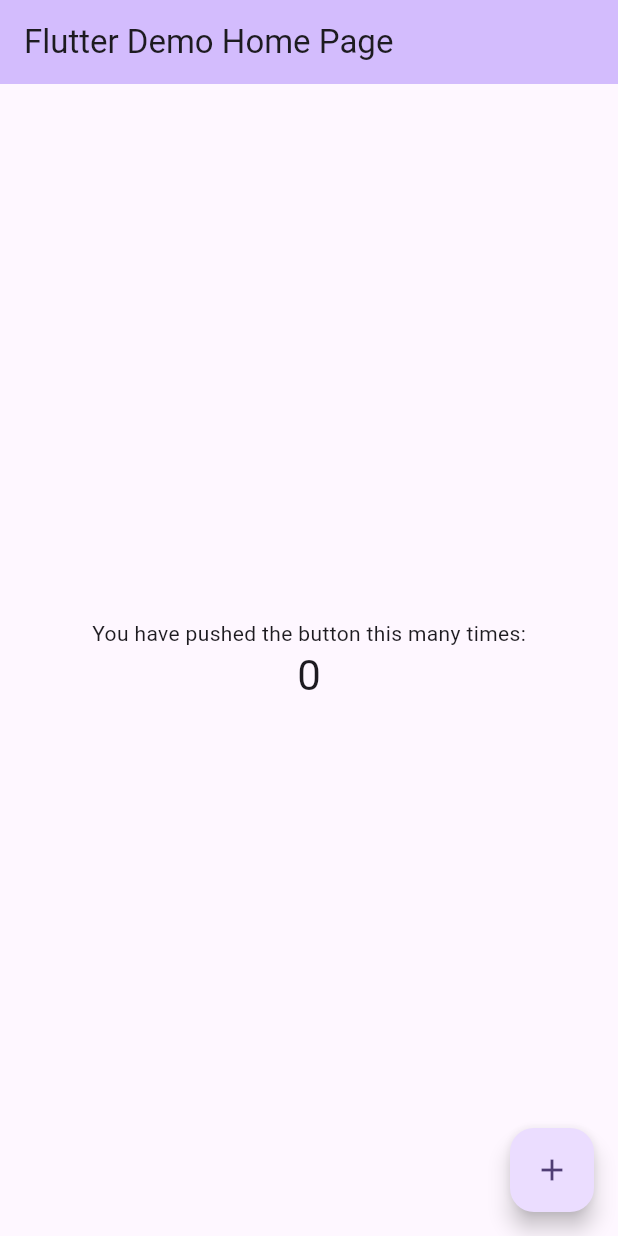
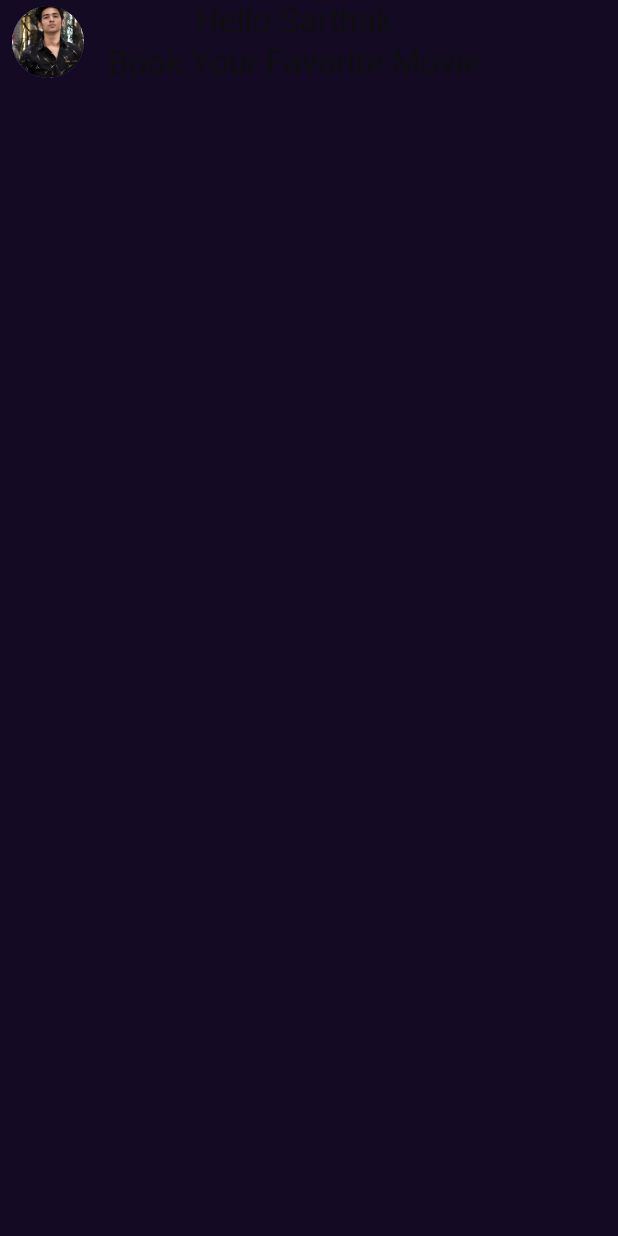
Before and after one commit to Sarthakpurii/PixelToFlutterChallenge, a Flutter app: the screen it shows after launch, on a phone screen of 412 x 824 dp. Run offline on Flutter 3.47's test engine with Material 3 defaults, Android fonts, the phone set to English and light mode, and no system bars.

Commit message:
created home screen | TBA

```diff
--- /dev/null
+++ b/lib/Ticket Booking App/screens/home-screen.dart
@@ -0,0 +1,24 @@
+import 'package:flutter/material.dart';
+
+class TicHomeScreen extends StatefulWidget {
+  const TicHomeScreen({super.key});
+
+  @override
+  State<TicHomeScreen> createState() => _TicHomeScreenState();
+}
+
+class _TicHomeScreenState extends State<TicHomeScreen> {
+  @override
+  Widget build(BuildContext context) {
+    return Scaffold(
+      appBar: AppBar(
+          leading: const Padding(
+            padding: EdgeInsets.only(left: 8.0),
+            child: CircleAvatar(backgroundImage: AssetImage('assets/TicketBooking/Pictures/user.jpg',),
+            ),
+          ),
+          title: const Column(children: [Text("Hello Sarthak"),Text("Book Your Favorite Movie")],),
+        ),
+    );
+  }
+}
--- a/lib/main.dart
+++ b/lib/main.dart
@@ -1,125 +1,44 @@
 import 'package:flutter/material.dart';
+import 'package:pixeltoflutter/Ticket%20Booking%20App/screens/home-screen.dart';
 
+
+final ThemeData ticketBookingTheme=ThemeData(
+        brightness: Brightness.dark,
+          primaryColor: const Color(0xFF140A23),
+          buttonTheme: const ButtonThemeData(
+            buttonColor: Color(0xFFE42666),
+            textTheme: ButtonTextTheme.primary,
+          ),
+          scaffoldBackgroundColor: const Color(0xFF140A23),
+          textTheme: const TextTheme().copyWith(
+            bodyMedium: const TextStyle(color: Colors.white),
+            bodySmall: const TextStyle(color: Colors.white),
+            bodyLarge: const TextStyle(color: Colors.white)
+          ),
+          // textTheme: const TextTheme(
+          //   displayLarge: TextStyle(color: Color(0xFFBE3144)),
+          //   bodyLarge: TextStyle(color: Color.fromARGB(255, 240, 95, 73)),
+          //   // bodyMedium: TextStyle(color: Color(0xFFF05941)),
+          //   bodyMedium: TextStyle(color: Color.fromARGB(255, 255, 255, 255)),
+          //   bodySmall: TextStyle(color: Color.fromARGB(255, 240, 95, 73)),
+
+          // ),
+          iconTheme: const IconThemeData(
+            color: Colors.white,
+            // color: Color(0xFFBE3144),
+          ),
+          appBarTheme:const AppBarTheme(
+            color: Color(0xFF140A23),
+            elevation: 0,
+            foregroundColor: Color(0xFF0F0F0F),
+          ),
+          floatingActionButtonTheme: const FloatingActionButtonThemeData(
+            backgroundColor: Color(0xFFE42666),
+          ),
+        );
 void main() {
-  runApp(const MyApp());
+  runApp(MaterialApp(
+    theme: ticketBookingTheme,
+    home: const TicHomeScreen(),
+  ));
 }
-
-class MyApp extends StatelessWidget {
-  const MyApp({super.key});
-
-  // This widget is the root of your application.
-  @override
-  Widget build(BuildContext context) {
-    return MaterialApp(
-      title: 'Flutter Demo',
-      theme: ThemeData(
-        // This is the theme of your application.
-        //
-        // TRY THIS: Try running your application with "flutter run". You'll see
-        // the application has a purple toolbar. Then, without quitting the app,
-        // try changing the seedColor in the colorScheme below to Colors.green
-        // and then invoke "hot reload" (save your changes or press the "hot
-        // reload" button in a Flutter-supported IDE, or press "r" if you used
-        // the command line to start the app).
-        //
-        // Notice that the counter didn't reset back to zero; the application
-        // state is not lost during the reload. To reset the state, use hot
-        // restart instead.
-        //
-        // This works for code too, not just values: Most code changes can be
-        // tested with just a hot reload.
-        colorScheme: ColorScheme.fromSeed(seedColor: Colors.deepPurple),
-        useMaterial3: true,
-      ),
-      home: const MyHomePage(title: 'Flutter Demo Home Page'),
-    );
-  }
-}
-
-class MyHomePage extends StatefulWidget {
-  const MyHomePage({super.key, required this.title});
-
-  // This widget is the home page of your application. It is stateful, meaning
-  // that it has a State object (defined below) that contains fields that affect
-  // how it looks.
-
-  // This class is the configuration for the state. It holds the values (in this
-  // case the title) provided by the parent (in this case the App widget) and
-  // used by the build method of the State. Fields in a Widget subclass are
-  // always marked "final".
-
-  final String title;
-
-  @override
-  State<MyHomePage> createState() => _MyHomePageState();
-}
-
-class _MyHomePageState extends State<MyHomePage> {
-  int _counter = 0;
-
-  void _incrementCounter() {
-    setState(() {
-      // This call to setState tells the Flutter framework that something has
-      // changed in this State, which causes it to rerun the build method below
-      // so that the display can reflect the updated values. If we changed
-      // _counter without calling setState(), then the build method would not be
-      // called again, and so nothing would appear to happen.
-      _counter++;
-    });
-  }
-
-  @override
-  Widget build(BuildContext context) {
-    // This method is rerun every time setState is called, for instance as done
-    // by the _incrementCounter method above.
-    //
-    // The Flutter framework has been optimized to make rerunning build methods
-    // fast, so that you can just rebuild anything that needs updating rather
-    // than having to individually change instances of widgets.
-    return Scaffold(
-      appBar: AppBar(
-        // TRY THIS: Try changing the color here to a specific color (to
-        // Colors.amber, perhaps?) and trigger a hot reload to see the AppBar
-        // change color while the other colors stay the same.
-        backgroundColor: Theme.of(context).colorScheme.inversePrimary,
-        // Here we take the value from the MyHomePage object that was created by
-        // the App.build method, and use it to set our appbar title.
-        title: Text(widget.title),
-      ),
-      body: Center(
-        // Center is a layout widget. It takes a single child and positions it
-        // in the middle of the parent.
-        child: Column(
-          // Column is also a layout widget. It takes a list of children and
-          // arranges them vertically. By default, it sizes itself to fit its
-          // children horizontally, and tries to be as tall as its parent.
-          //
-          // Column has various properties to control how it sizes itself and
-          // how it positions its children. Here we use mainAxisAlignment to
-          // center the children vertically; the main axis here is the vertical
-          // axis because Columns are vertical (the cross axis would be
-          // horizontal).
-          //
-          // TRY THIS: Invoke "debug painting" (choose the "Toggle Debug Paint"
-          // action in the IDE, or press "p" in the console), to see the
-          // wireframe for each widget.
-          mainAxisAlignment: MainAxisAlignment.center,
-          children: <Widget>[
-            const Text(
-              'You have pushed the button this many times:',
-            ),
-            Text(
-              '$_counter',
-              style: Theme.of(context).textTheme.headlineMedium,
-            ),
-          ],
-        ),
-      ),
-      floatingActionButton: FloatingActionButton(
-        onPressed: _incrementCounter,
-        tooltip: 'Increment',
-        child: const Icon(Icons.add),
-      ), // This trailing comma makes auto-formatting nicer for build methods.
-    );
-  }
-}
--- a/pubspec.yaml
+++ b/pubspec.yaml
@@ -59,8 +59,8 @@ flutter:
   uses-material-design: true
 
   # To add assets to your application, add an assets section, like this:
-  # assets:
-  #   - images/a_dot_burr.jpeg
+  assets:
+    - assets/TicketBooking/Pictures/user.jpg
   #   - images/a_dot_ham.jpeg
 
   # An image asset can refer to one or more resolution-specific "variants", see
```
Also changed, not shown: assets/TicketBooking/Pictures/user.jpg (added).
